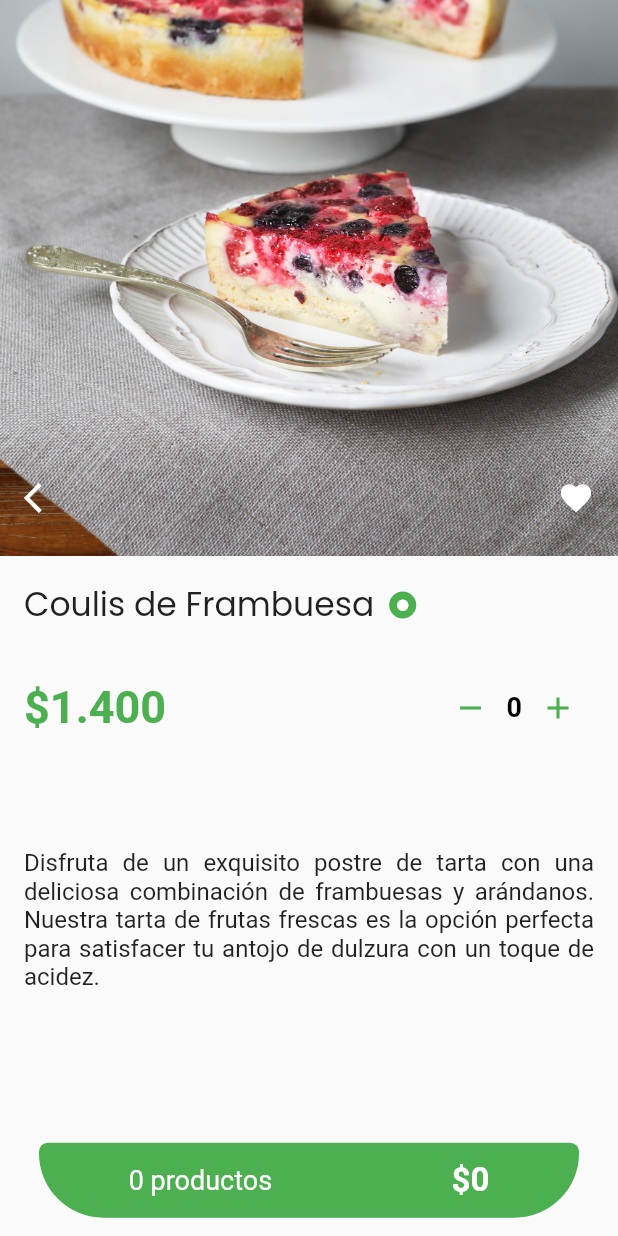
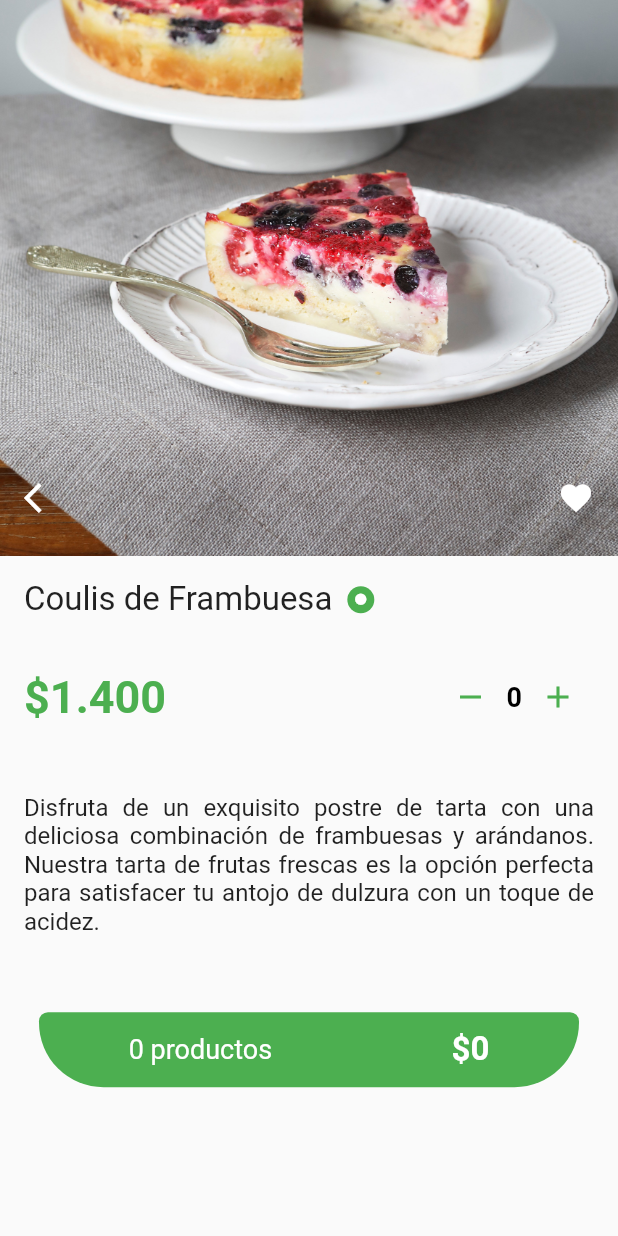
Before and after one commit to DanRuizK57/CampusEats-Flutter, a Flutter app: the ProductDetailPage screen opened by its route, on a phone screen of 412 x 824 dp. Run offline on Flutter 3.47's test engine with Material 2 defaults, Android fonts, the phone set to English and light mode, and no system bars; network calls fail.

Commit message:
Cambios merge

```diff
--- a/lib/src/pages/product_detail_page.dart
+++ b/lib/src/pages/product_detail_page.dart
@@ -1,7 +1,6 @@
 import 'package:campus_eats_flutter/src/utils/color_changing_button.dart';
 import 'package:campus_eats_flutter/src/utils/quantity_selector.dart';
 import 'package:flutter/material.dart';
-import 'package:google_fonts/google_fonts.dart';
 
 class ProductDetailPage extends StatefulWidget {
   const ProductDetailPage({Key? key}) : super(key: key);
@@ -63,10 +62,8 @@ class _ProductDetailPageState extends State<ProductDetailPage> {
                   children: [
                     Text(
                       "Coulis de Frambuesa",
-                      style: GoogleFonts.poppins(
-                        fontSize: 22,
-                        fontWeight: FontWeight.normal,
-                      ),
+                      style: TextStyle(
+                          fontSize: 22, fontWeight: FontWeight.normal),
                     ),
                     SizedBox(width: 10),
                     Container(
@@ -108,7 +105,7 @@ class _ProductDetailPageState extends State<ProductDetailPage> {
                     ),
                   ],
                 ),
-                SizedBox(height: 70),
+                SizedBox(height: 40),
                 Text(
                   "Disfruta de un exquisito postre de tarta con una deliciosa combinación de frambuesas y arándanos. Nuestra tarta de frutas frescas es la opción perfecta para satisfacer tu antojo de dulzura con un toque de acidez. ",
                   style: TextStyle(
@@ -120,7 +117,7 @@ class _ProductDetailPageState extends State<ProductDetailPage> {
             ),
           ),
           Container(
-            margin: EdgeInsets.only(top: 85.0),
+            margin: EdgeInsets.only(top: 35.0),
             child: Container(
               width: 360, // Ancho del contenedor
               height: 50, // Altura del contenedor
@@ -157,7 +154,7 @@ class _ProductDetailPageState extends State<ProductDetailPage> {
                       ),
                     ),
                     Text(
-                      "\$${selectedQuantity * 1400}",// Precio total basado en la cantidad seleccionada
+                      "\$${selectedQuantity * 1400}", // Precio total basado en la cantidad seleccionada
                       style: TextStyle(
                         fontSize: 22,
                         color: Colors.white,
--- a/pubspec.yaml
+++ b/pubspec.yaml
@@ -57,16 +57,14 @@ dev_dependencies:
 flutter:
 
   assets:
+    - data/products.json
     - assets/imagen/
-    - assets/icons/
   # The following line ensures that the Material Icons font is
   # included with your application, so that you can use the icons in
   # the material Icons class.
   uses-material-design: true
 
   # To add assets to your application, add an assets section, like this:
-  assets:
-    - data/products.json
   #   - images/a_dot_ham.jpeg
 
 
```
Also changed, not shown: lib/src/entities/Product.dart (deleted).
